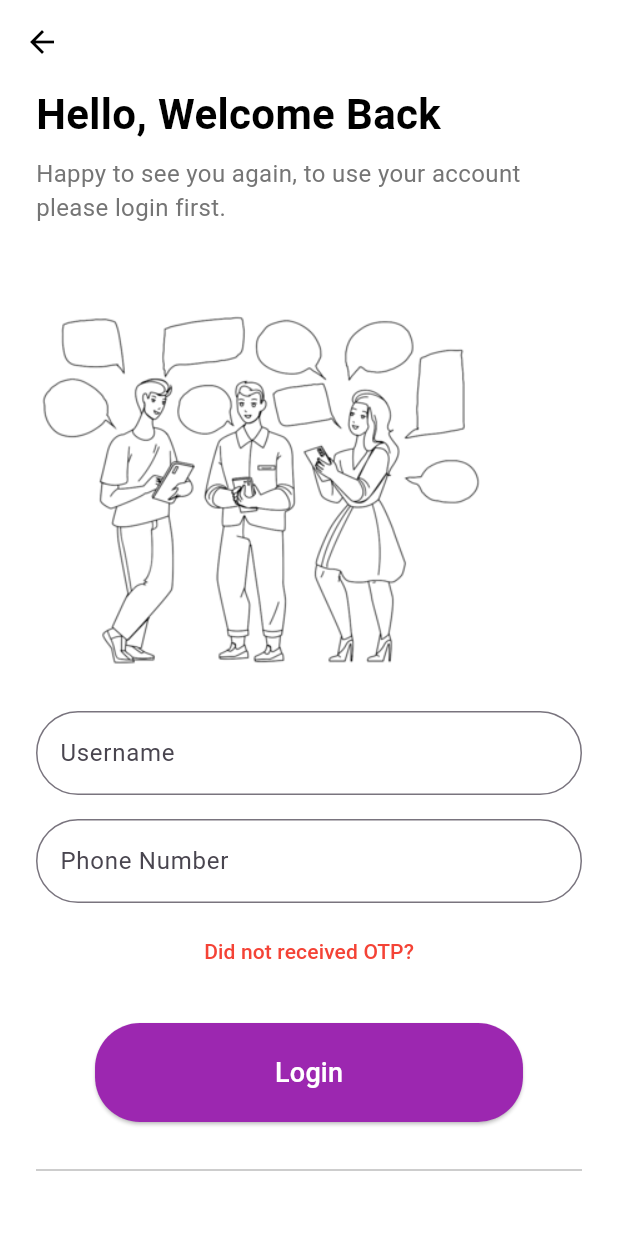
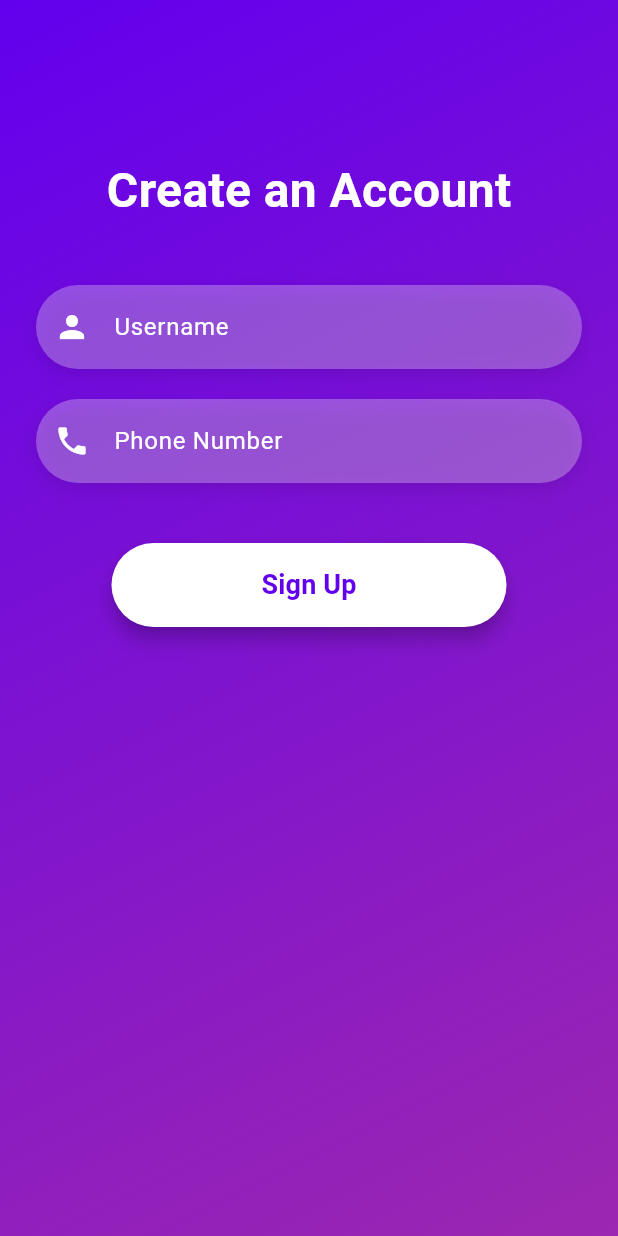
Before and after one commit to Hammad-Zero/ChatApp, a Flutter app: the screen it shows after launch, after a tap on "Get Started", on a phone screen of 412 x 824 dp. Run offline on Flutter 3.47's test engine with Material 3 defaults, Android fonts, the phone set to English and light mode, and no system bars; our stand-ins replace cloud_firestore, firebase_auth, firebase_core; accounts and stored records are empty; network calls fail.

Commit message:
Till billing

```diff
--- a/lib/main.dart
+++ b/lib/main.dart
@@ -1,14 +1,19 @@
 import 'package:chatapp/spalsh.dart';
 import 'package:flutter/material.dart';
+import 'package:firebase_core/firebase_core.dart'; // Import Firebase core package
 
-void main() {
+void main() async {
+  WidgetsFlutterBinding.ensureInitialized(); // Ensure bindings are initialized
+
+  // Initialize Firebase
+  await Firebase.initializeApp();
+
   runApp(const MyApp());
 }
 
 class MyApp extends StatelessWidget {
   const MyApp({super.key});
 
-  // This widget is the root of your application.
   @override
   Widget build(BuildContext context) {
     return MaterialApp(
--- /dev/null
+++ b/lib/signup.dart
@@ -0,0 +1,182 @@
+import 'package:flutter/material.dart';
+import 'package:firebase_auth/firebase_auth.dart';
+import 'package:cloud_firestore/cloud_firestore.dart';
+import 'OTP.dart';
+
+class SignupScreen extends StatefulWidget {
+  @override
+  _SignupScreenState createState() => _SignupScreenState();
+}
+
+class _SignupScreenState extends State<SignupScreen> {
+  final FirebaseAuth _auth = FirebaseAuth.instance;
+  final TextEditingController _phoneNumberController = TextEditingController();
+  final TextEditingController _usernameController = TextEditingController();
+  final GlobalKey<FormState> _formKey = GlobalKey<FormState>();
+
+  late String verificationId;
+
+  void _signUp() async {
+    if (_formKey.currentState!.validate()) {
+      String phoneNumber = _phoneNumberController.text.trim();
+
+      await _auth.verifyPhoneNumber(
+        phoneNumber: phoneNumber,
+        timeout: const Duration(seconds: 60),
+        verificationCompleted: (PhoneAuthCredential credential) async {
+          // Automatic OTP verification completed
+        },
+        verificationFailed: (FirebaseAuthException e) {
+          ScaffoldMessenger.of(context).showSnackBar(SnackBar(
+            content: Text("Verification Failed: ${e.message}"),
+          ));
+        },
+        codeSent: (String verId, int? resendToken) {
+          setState(() {
+            verificationId = verId;
+          });
+          Navigator.push(
+            context,
+            MaterialPageRoute(
+              builder: (context) => OtpScreen(
+                verificationId: verificationId,
+                phoneNumber: phoneNumber,
+                username: _usernameController.text.trim(),
+              ),
+            ),
+          );
+        },
+        codeAutoRetrievalTimeout: (String verId) {
+          setState(() {
+            verificationId = verId;
+          });
+        },
+      );
+    }
+  }
+
+  @override
+  Widget build(BuildContext context) {
+    return Scaffold(
+      body: Container(
+        width: double.infinity,
+        height: double.infinity,
+        decoration: BoxDecoration(
+          gradient: LinearGradient(
+            colors: [Color(0xFF6200EE), Color(0xFF9C27B0)],
+            begin: Alignment.topLeft,
+            end: Alignment.bottomRight,
+          ),
+        ),
+        child: SingleChildScrollView(
+          padding: EdgeInsets.all(24.0),
+          child: Column(
+            crossAxisAlignment: CrossAxisAlignment.center,
+            children: [
+              SizedBox(height: 80),
+              Text(
+                'Create an Account',
+                style: TextStyle(
+                  color: Colors.white,
+                  fontSize: 32,
+                  fontWeight: FontWeight.bold,
+                ),
+              ),
+              SizedBox(height: 40),
+              Form(
+                key: _formKey,
+                child: Column(
+                  children: [
+                    _buildTextInput(
+                      controller: _usernameController,
+                      label: 'Username',
+                      icon: Icons.person,
+                      validator: (value) {
+                        if (value == null || value.isEmpty) {
+                          return 'Please enter a username';
+                        }
+                        return null;
+                      },
+                    ),
+                    SizedBox(height: 20),
+                    _buildTextInput(
+                      controller: _phoneNumberController,
+                      label: 'Phone Number',
+                      icon: Icons.phone,
+                      keyboardType: TextInputType.phone,
+                      validator: (value) {
+                        if (value == null || value.isEmpty) {
+                          return 'Please enter a phone number';
+                        }
+                        return null;
+                      },
+                    ),
+                    SizedBox(height: 40),
+                    ElevatedButton(
+                      onPressed: _signUp,
+                      style: ElevatedButton.styleFrom(
+                        primary: Colors.white,
+                        padding: EdgeInsets.symmetric(vertical: 15, horizontal: 100),
+                        shape: RoundedRectangleBorder(
+                          borderRadius: BorderRadius.circular(30),
+                        ),
+                        elevation: 5,
+                      ),
+                      child: Text(
+                        'Sign Up',
+                        style: TextStyle(
+                          color: Color(0xFF6200EE),
+                          fontSize: 18,
+                          fontWeight: FontWeight.bold,
+                        ),
+                      ),
+                    ),
+                  ],
+                ),
+              ),
+            ],
+          ),
+        ),
+      ),
+    );
+  }
+
+  Widget _buildTextInput({
+    required TextEditingController controller,
+    required String label,
+    required IconData icon,
+    TextInputType keyboardType = TextInputType.text,
+    required String? Function(String?) validator,
+  }) {
+    return Container(
+      decoration: BoxDecoration(
+        color: Colors.white.withOpacity(0.1),
+        borderRadius: BorderRadius.circular(30),
+        boxShadow: [
+          BoxShadow(
+            color: Colors.black.withOpacity(0.1),
+            blurRadius: 10,
+            offset: Offset(0, 4),
+          ),
+        ],
+      ),
+      child: TextFormField(
+        controller: controller,
+        keyboardType: keyboardType,
+        validator: validator,
+        decoration: InputDecoration(
+          prefixIcon: Icon(icon, color: Colors.white),
+          labelText: label,
+          labelStyle: TextStyle(color: Colors.white),
+          filled: true,
+          fillColor: Colors.white.withOpacity(0.2),
+          border: OutlineInputBorder(
+            borderRadius: BorderRadius.circular(30),
+            borderSide: BorderSide.none,
+          ),
+        ),
+        style: TextStyle(color: Colors.white),
+      ),
+    );
+  }
+}
--- a/lib/spalsh.dart
+++ b/lib/spalsh.dart
@@ -1,4 +1,5 @@
 import 'package:chatapp/login.dart';
+import 'package:chatapp/signup.dart';
 import 'package:flutter/material.dart';
 
 class spalsh extends StatelessWidget {
@@ -88,7 +89,7 @@ class spalsh extends StatelessWidget {
               onPressed: () {
                 Navigator.push(
                   context,
-                  MaterialPageRoute(builder: (context) =>  LoginScreen()),
+                  MaterialPageRoute(builder: (context) =>  SignupScreen()),
                 );
                 // Handle button press
               },
--- a/pubspec.yaml
+++ b/pubspec.yaml
@@ -35,6 +35,9 @@ dependencies:
   # The following adds the Cupertino Icons font to your application.
   # Use with the CupertinoIcons class for iOS style icons.
   cupertino_icons: ^1.0.2
+  cloud_firestore: ^4.14.0
+  firebase_auth: ^4.16.0
+  firebase_core: ^2.24.2
 
 dev_dependencies:
   flutter_test:
```
Also changed, not shown: lib/OTP.dart (added, +99 -0 lines), pubspec.lock, 6 other files.
